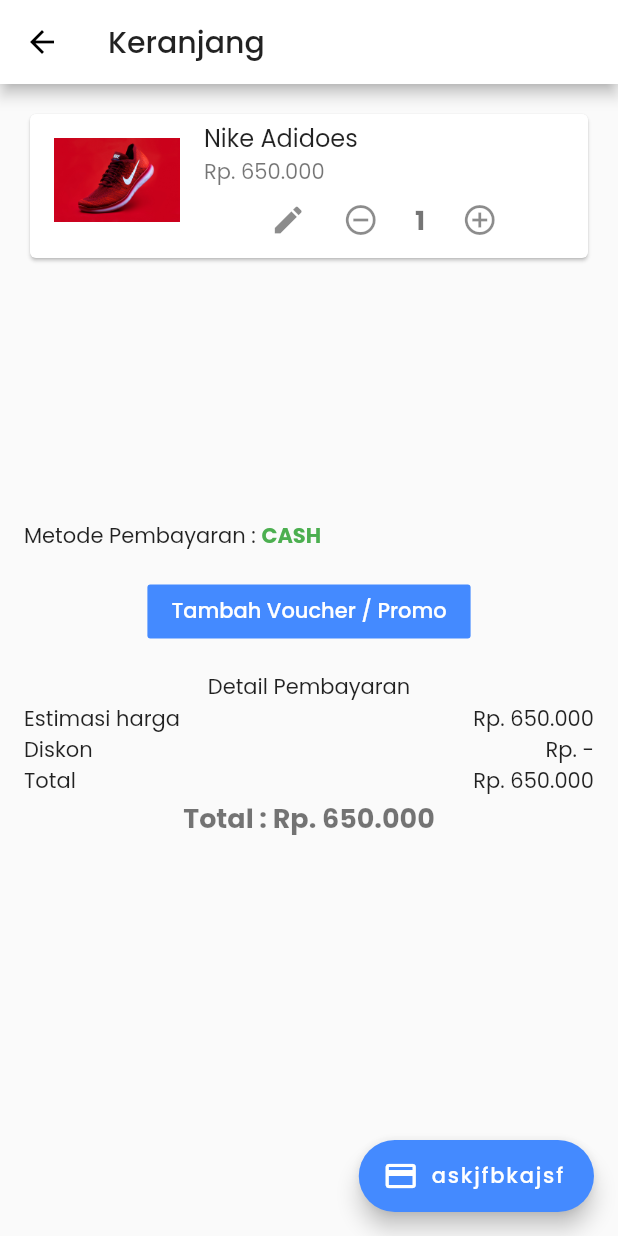
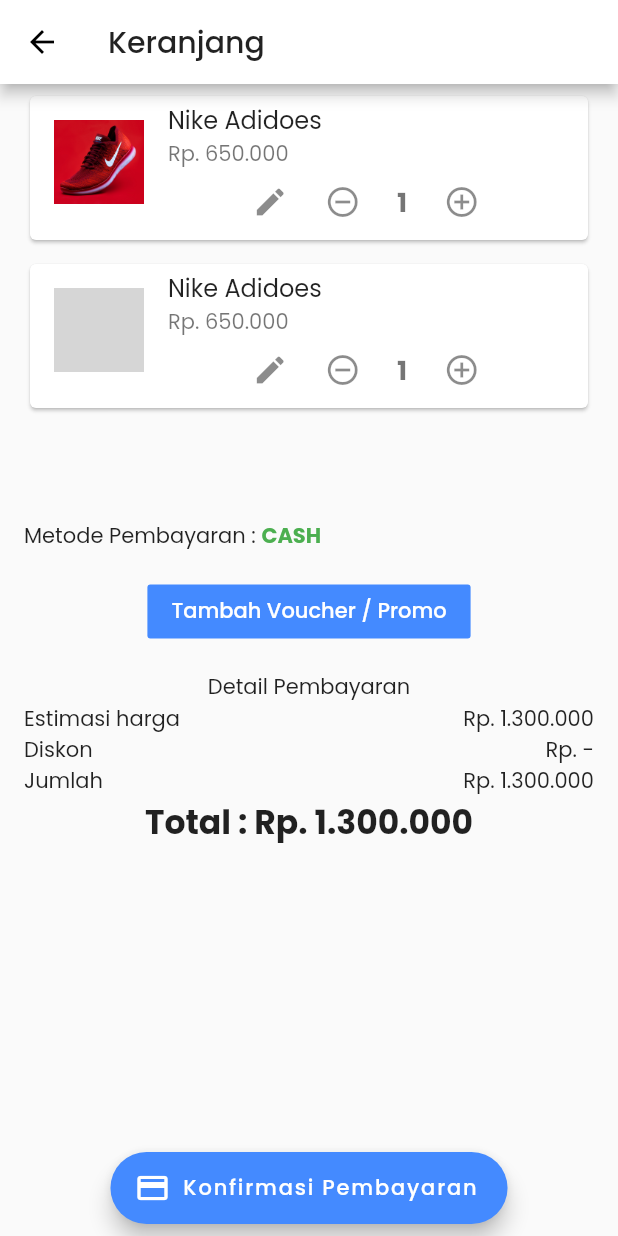
Before and after one commit to rizaljanuari/Shoe-Commerce, a Flutter app: the screen it shows after launch, scrolled down 135 dp, after a tap on the "shopping cart" icon, on a phone screen of 412 x 824 dp. Run offline on Flutter 3.47's test engine with Material 2 defaults, Android fonts, the phone set to English and light mode, and no system bars; our stand-ins replace carousel_slider; missing offline and left inert: floating_search_bar; grey boxes are pictures that could not be loaded.

Commit message:
Editing cart

```diff
--- a/lib/screens/cart.dart
+++ b/lib/screens/cart.dart
@@ -14,10 +14,68 @@
             child: ListView(
               children: [
                 Padding(
-                  padding: const EdgeInsets.all(16.0),
+                  padding: const EdgeInsets.symmetric(horizontal: 16.0, vertical: 4.0),
                   child: Card(
                     child: ListTile(
-                      leading: Image.asset('assets/images/shoe1.jpg', fit: BoxFit.cover,),
+                      leading: Container(
+                        height: 60,
+                        width: 60,
+                        child: Image.asset(
+                          'assets/images/shoe1.jpg',
+                          fit: BoxFit.cover,
+                        ),
+                      ),
+                      title: Text('Nike Adidoes'),
+                      subtitle: Column(
+                        children: [
+                          Align(
+                              alignment: Alignment.centerLeft,
+                              child: Text('Rp. 650.000')),
+                          Padding(
+                            padding: const EdgeInsets.all(8.0),
+                            child: Container(
+                              alignment: Alignment.centerRight,
+                              width: 200,
+                              child: Row(
+                                mainAxisAlignment:
+                                    MainAxisAlignment.spaceEvenly,
+                                children: [
+                                  InkWell(
+                                    onTap: () {},
+                                    child: Icon(Icons.edit),
+                                  ),
+                                  InkWell(
+                                      onTap: () {},
+                                      child: Icon(Icons.remove_circle_outline)),
+                                  Text(
+                                    '1',
+                                    style:
+                                        Theme.of(context).textTheme.headline2,
+                                  ),
+                                  InkWell(
+                                      onTap: () {},
+                                      child: Icon(Icons.add_circle_outline)),
+                                ],
+                              ),
+                            ),
+                          )
+                        ],
+                      ),
+                    ),
+                  ),
+                ),
+                Padding(
+                  padding: const EdgeInsets.symmetric(horizontal: 16.0, vertical: 4.0),
+                  child: Card(
+                    child: ListTile(
+                      leading: Container(
+                        height: 60,
+                        width: 60,
+                        child: Image.asset(
+                          'assets/images/shoe2.jpg',
+                          fit: BoxFit.cover,
+                        ),
+                      ),
                       title: Text('Nike Adidoes'),
                       subtitle: Column(
                         children: [
@@ -96,7 +154,7 @@
                 Text('Detail Pembayaran'),
                 Row(
                   mainAxisAlignment: MainAxisAlignment.spaceBetween,
-                  children: [Text('Estimasi harga '), Text('Rp. 650.000')],
+                  children: [Text('Estimasi harga '), Text('Rp. 1.300.000')],
                 ),
                 Row(
                   mainAxisAlignment: MainAxisAlignment.spaceBetween,
@@ -104,22 +162,25 @@
                 ),
                 Row(
                   mainAxisAlignment: MainAxisAlignment.spaceBetween,
-                  children: [Text('Total '), Text('Rp. 650.000')],
+                  children: [Text('Jumlah '), Text('Rp. 1.300.000')],
                 ),
                 Text(
-                  'Total : Rp. 650.000',
-                  style: Theme.of(context).textTheme.headline2,
+                  'Total : Rp. 1.300.000',
+                  style: TextStyle(fontSize: 22.0, fontWeight: FontWeight.w600),
                 )
               ],
             ),
           )
         ],
       ),
-      // floatingActionButtonLocation: FloatingActionButtonLocation.,
-      floatingActionButton: FloatingActionButton.extended(
-        onPressed: (){},
-        label: Text('askjfbkajsf'),
-        icon: Icon(Icons.payment),
+      floatingActionButtonLocation: FloatingActionButtonLocation.centerDocked,
+      floatingActionButton: Padding(
+        padding: const EdgeInsets.all(8.0),
+        child: FloatingActionButton.extended(
+          onPressed: () {},
+          label: Text('Konfirmasi Pembayaran'),
+          icon: Icon(Icons.payment),
+        ),
       ),
       //
       //metode pembayaran
--- a/lib/screens/order_list.dart
+++ b/lib/screens/order_list.dart
@@ -13,12 +13,12 @@
             padding: const EdgeInsets.all(8.0),
             child: Text(
               'Status Pemesanan',
-              style: Theme.of(context).textTheme.headline1,
+              style: Theme.of(context).textTheme.headline2,
               textAlign: TextAlign.center,
             ),
           ),
           Padding(
-            padding: const EdgeInsets.all(8.0),
+            padding: const EdgeInsets.symmetric(horizontal: 8.0),
             child: Card(
               child: ListTile(
                 title: Text('Kode Pesanan 7GH11DB'),
@@ -39,7 +39,7 @@
             ),
           ),
           Padding(
-            padding: const EdgeInsets.all(8.0),
+            padding: const EdgeInsets.symmetric(horizontal:8.0),
             child: Card(
               child: ListTile(
                 title: Text('Kode Pesanan 46H11DB'),
--- a/lib/widgets/carousel.dart
+++ b/lib/widgets/carousel.dart
@@ -18,10 +18,11 @@
                   width: MediaQuery.of(context).size.width,
                   margin: EdgeInsets.symmetric(horizontal: 5.0),
                   decoration: BoxDecoration(color: Colors.grey),
-                  child: Text(
-                    'Text $i',
-                    style: TextStyle(fontSize: 16.0),
-                  ),
+                  // child: Text(
+                  //   'Text $i',
+                  //   style: TextStyle(fontSize: 16.0),
+                  // ),
+                  child: Image.asset('assets/images/promo$i.jpg', fit: BoxFit.cover,),
                 );
                 // return Card(
                 //   color: Colors.red,
```
